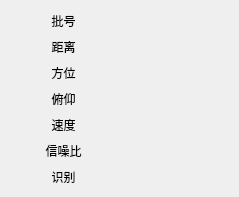
Qt form PolarDisp/pointinfow.ui (DanielWuxiaoxiao/DispCtrl) before a commit.
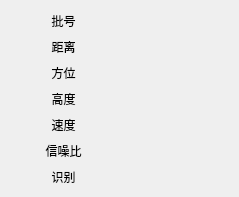
The same form after that commit.

The edit to the form file:
```diff
--- a/PolarDisp/pointinfow.ui
+++ b/PolarDisp/pointinfow.ui
@@ -69,7 +69,7 @@
      <item row="3" column="0">
       <widget class="QLabel" name="label_5">
        <property name="text">
-        <string>俯仰</string>
+        <string>高度</string>
        </property>
        <property name="alignment">
         <set>Qt::AlignCenter</set>
```
